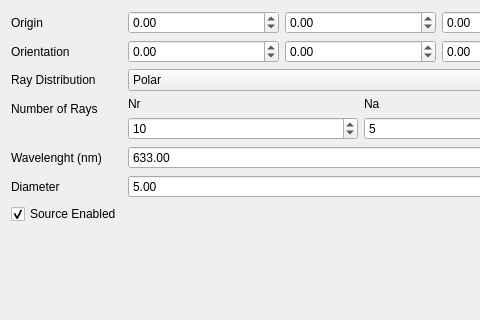
Qt form freecad/pyoptools/GUI/RaysParallel.ui (cihologramas/freecad-pyoptools) before a commit; both pictures show x 0 to 480 and y 0 to 320 of the 604 by 478 pixel window.
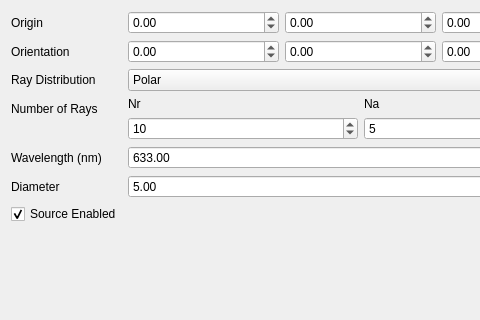
The same form after that commit.

Commit message: Fix 'wavelength' typo

Patch:
```diff
--- a/freecad/pyoptools/GUI/RaysParallel.ui
+++ b/freecad/pyoptools/GUI/RaysParallel.ui
@@ -173,7 +173,7 @@
    <item row="5" column="0">
     <widget class="QLabel" name="label_3">
      <property name="text">
-      <string>Wavelenght (nm)</string>
+      <string>Wavelength (nm)</string>
      </property>
     </widget>
    </item>
```
Left out of the diff: 2 changed lines with no effect on the pictures. The commit also changes 7 other files.
